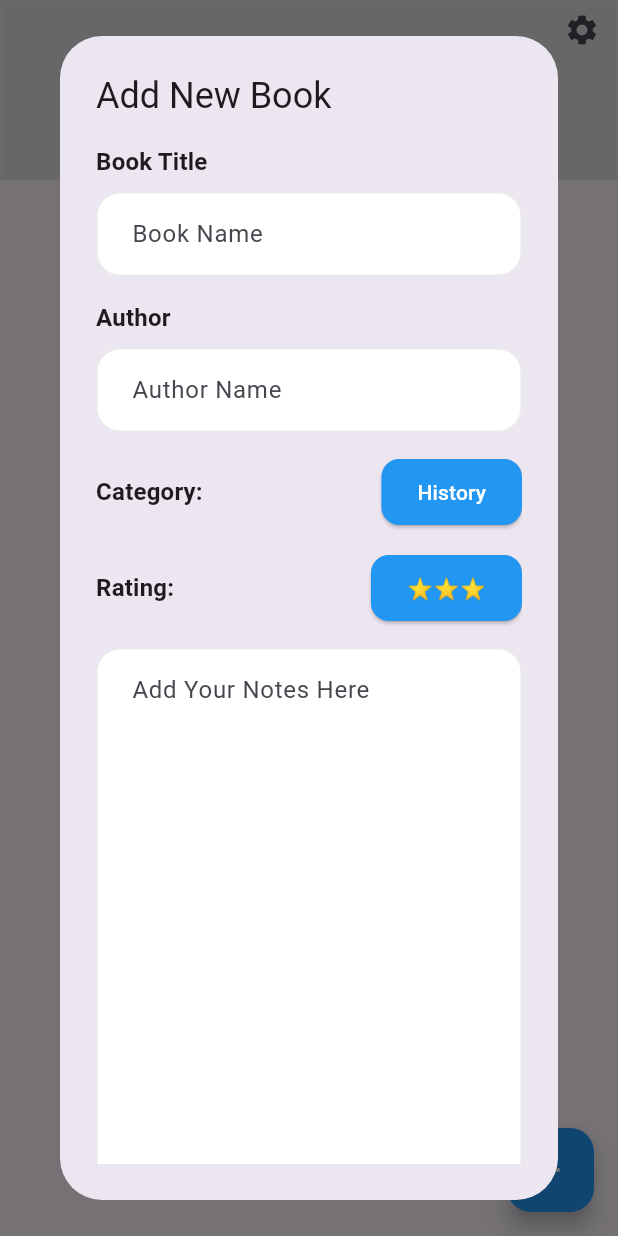
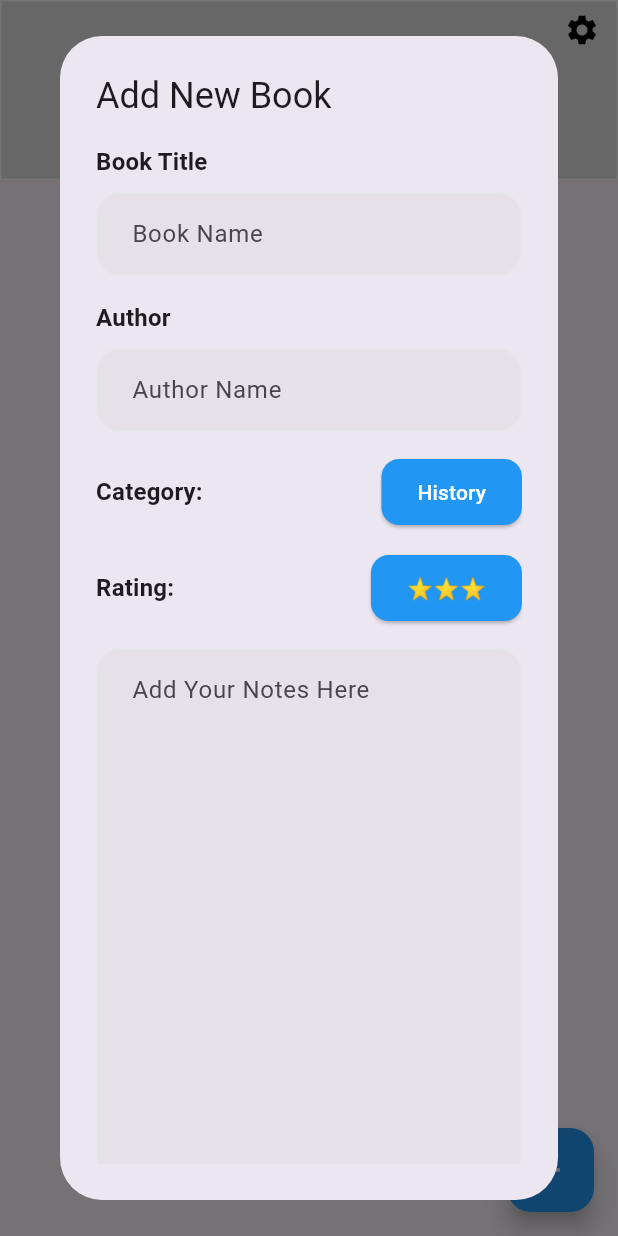
Before and after one commit to Polymath000/BooksReading, a Flutter app: the screen it shows after launch, after a tap on the "add" icon, on a phone screen of 412 x 824 dp. Run offline on Flutter 3.47's test engine with Material 3 defaults, Android fonts, the phone set to English and light mode, and no system bars; our stand-ins replace bloc, flutter_bloc, hive, hive_flutter; missing offline and left inert: drop_down_list; accounts and stored records are empty.

Commit message:
finish Dark and light mode

```diff
--- /dev/null
+++ b/lib/core/theme/dark_and_light_mode/cubit/dark_mode_cubit.dart
@@ -0,0 +1,17 @@
+import 'package:bloc/bloc.dart';
+import 'package:flutter/material.dart';
+import 'package:meta/meta.dart';
+
+part 'dark_mode_state.dart';
+
+class DarkModeCubit extends Cubit<DarkModeState> {
+  DarkModeCubit() : super(DarkModeLight());
+
+  void switchTheme() {
+    if (state is DarkModeLight) {
+      emit(DarkModeDark());
+    } else {
+      emit(DarkModeLight());
+    }
+  }
+}
--- /dev/null
+++ b/lib/core/theme/dark_and_light_mode/cubit/dark_mode_state.dart
@@ -0,0 +1,16 @@
+part of 'dark_mode_cubit.dart';
+
+@immutable
+sealed class DarkModeState {
+  ThemeData get themeData;
+}
+
+final class DarkModeLight extends DarkModeState {
+  @override
+  ThemeData get themeData => ThemeData.light();
+}
+
+final class DarkModeDark extends DarkModeState {
+  @override
+  ThemeData get themeData => ThemeData.dark();
+}
--- a/lib/core/widget/custom_textfield.dart
+++ b/lib/core/widget/custom_textfield.dart
@@ -64,7 +64,6 @@ class _CustomFormTextFieldState extends State<CustomFormTextField> {
             : null,
         hintText: widget.hint,
         filled: true,
-        fillColor: const Color(0xFFFFFFFF),
         border: BuildBorder(),
         enabledBorder: BuildBorder(),
         focusedBorder: BuildBorder().copyWith(
--- a/lib/features/home/presentation/views/widget/app_bar_home.dart
+++ b/lib/features/home/presentation/views/widget/app_bar_home.dart
@@ -1,11 +1,10 @@
 import 'package:books_reading/core/utls/app_colors.dart';
+import 'package:books_reading/core/utls/app_text_style.dart';
 import 'package:books_reading/features/settings/presentation/views/settings.dart';
 import 'package:flutter/material.dart';
 
 class AppBarHome extends StatelessWidget {
-  const AppBarHome({
-    super.key,
-  });
+  const AppBarHome({super.key});
 
   @override
   Widget build(BuildContext context) {
@@ -13,8 +12,11 @@ class AppBarHome extends StatelessWidget {
       expandedHeight: 120,
       toolbarHeight: 40,
       flexibleSpace: FlexibleSpaceBar(
-        title: Text('My Books',),
+        title: Text(
+          'My Books',
+          style: AppTextStyles.titleLarge!.copyWith(color: AppColors.black),
         ),
+      ),
       backgroundColor: AppColors.lightGrey,
       shadowColor: AppColors.black,
       surfaceTintColor: AppColors.grey,
@@ -22,14 +24,15 @@ class AppBarHome extends StatelessWidget {
       pinned: true,
       actions: [
         IconButton(
-          onPressed: (){
+          onPressed: () {
             Navigator.pushNamed(context, SettingsView.routeName);
           },
-          icon: Icon(Icons.settings),),
+          icon: Icon(Icons.settings, color: AppColors.black),
+        ),
       ],
 
       shape: const RoundedRectangleBorder(
-        side: BorderSide(color: Color(0xFFE5E7EB)),
+        side: BorderSide(color: AppColors.white),
       ),
     );
   }
--- a/lib/main-app.dart
+++ b/lib/main-app.dart
@@ -1,15 +1,21 @@
 import 'package:books_reading/core/helpers/on_generate_routes.dart';
+import 'package:books_reading/core/theme/dark_and_light_mode/cubit/dark_mode_cubit.dart';
 import 'package:books_reading/core/utls/app_colors.dart';
 import 'package:books_reading/core/utls/app_text_style.dart';
 import 'package:books_reading/features/home/presentation/views/home.dart';
 import 'package:flutter/material.dart';
+import 'package:flutter_bloc/flutter_bloc.dart';
 
 class BookReading extends StatelessWidget {
   const BookReading({super.key});
-
   @override
   Widget build(BuildContext context) {
+    return BlocBuilder<DarkModeCubit, DarkModeState>(
+      builder: (context, state) {
         return MaterialApp(
+          theme: ThemeData.light(),
+          darkTheme: ThemeData.dark(),
+          themeMode: state is DarkModeDark ? ThemeMode.dark : ThemeMode.light,
           debugShowCheckedModeBanner: false,
           initialRoute: HomeView.routeName,
           onGenerateRoute: onGenerateRoute,
@@ -19,5 +25,7 @@ class BookReading extends StatelessWidget {
             return child!;
           },
         );
+      },
+    );
   }
 }
--- a/lib/main.dart
+++ b/lib/main.dart
@@ -4,13 +4,20 @@ import 'package:books_reading/main-app.dart';
 import 'package:flutter/material.dart';
 import 'package:hive/hive.dart';
 import 'package:hive_flutter/adapters.dart';
+import 'package:flutter_bloc/flutter_bloc.dart';
+import 'package:books_reading/core/theme/dark_and_light_mode/cubit/dark_mode_cubit.dart';
 
-void main() async{
-    WidgetsFlutterBinding.ensureInitialized();
+void main() async {
+  WidgetsFlutterBinding.ensureInitialized();
 
-    await Hive.initFlutter();
+  await Hive.initFlutter();
   Hive.registerAdapter(BookModelAdapter());
 
   await Hive.openBox<BookModel>(kBoxName);
-  runApp(const BookReading());
+  runApp(
+    BlocProvider(
+      create: (_) => DarkModeCubit(),
+      child: const BookReading(),
+    ),
+  );
 }
```
Also changed, not shown: lib/core/extensions/theme_extension.dart (added, +7 -0 lines), lib/core/helpers/shape_decoration.dart (+3 -6 lines), lib/features/home/presentation/views/widget/book_card.dart (+4 -3 lines), lib/features/settings/presentation/views/settings.dart (+9 -2 lines), lib/features/settings/presentation/views/widget/custom_buttom_mode.dart (added, +39 -0 lines), lib/features/settings/presentation/views/widget/dark_or_light_button.dart (added, +38 -0 lines). Lines whose indentation alone changed are shown as unchanged.
